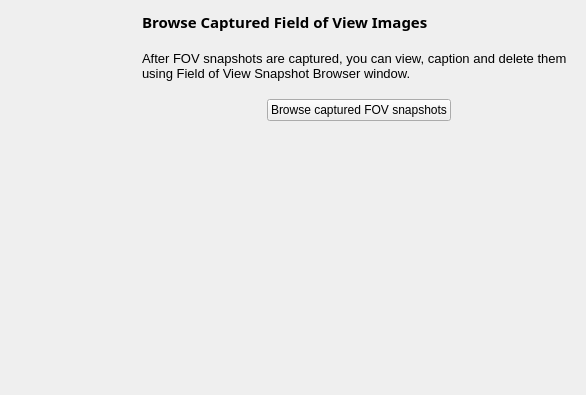
First picture: the form in kstars/printing/pwizfovbrowse.ui, repository KDE/kstars, before the edit.
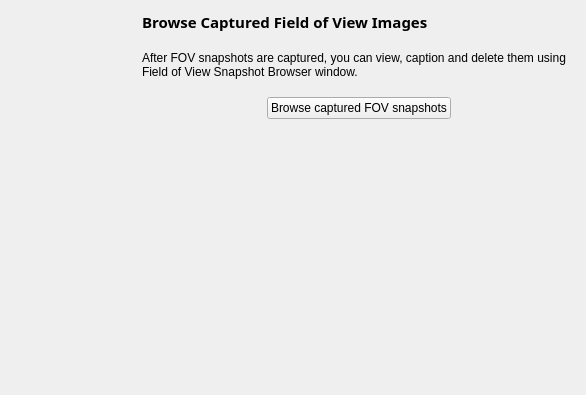
Second picture: the form after the edit.

```diff
--- a/kstars/printing/pwizfovbrowse.ui
+++ b/kstars/printing/pwizfovbrowse.ui
@@ -91,11 +91,7 @@
      <item>
       <widget class="QLabel" name="stepText">
        <property name="text">
-        <string>&lt;!DOCTYPE HTML PUBLIC &quot;-//W3C//DTD HTML 4.0//EN&quot; &quot;http://www.w3.org/TR/REC-html40/strict.dtd&quot;&gt;
-&lt;html&gt;&lt;head&gt;&lt;meta name=&quot;qrichtext&quot; content=&quot;1&quot; /&gt;&lt;style type=&quot;text/css&quot;&gt;
-p, li { white-space: pre-wrap; }
-&lt;/style&gt;&lt;/head&gt;&lt;body style=&quot; font-family:'Sans'; font-size:10pt; font-weight:400; font-style:normal;&quot;&gt;
-&lt;p style=&quot; margin-top:12px; margin-bottom:12px; margin-left:0px; margin-right:0px; -qt-block-indent:0; text-indent:0px;&quot;&gt;After FOV snapshots are captured, you can view, caption and delete them using Field of View Snapshot Browser window.&lt;/p&gt;&lt;/body&gt;&lt;/html&gt;</string>
+        <string>After FOV snapshots are captured, you can view, caption and delete them using Field of View Snapshot Browser window.</string>
        </property>
        <property name="wordWrap">
         <bool>true</bool>
```
